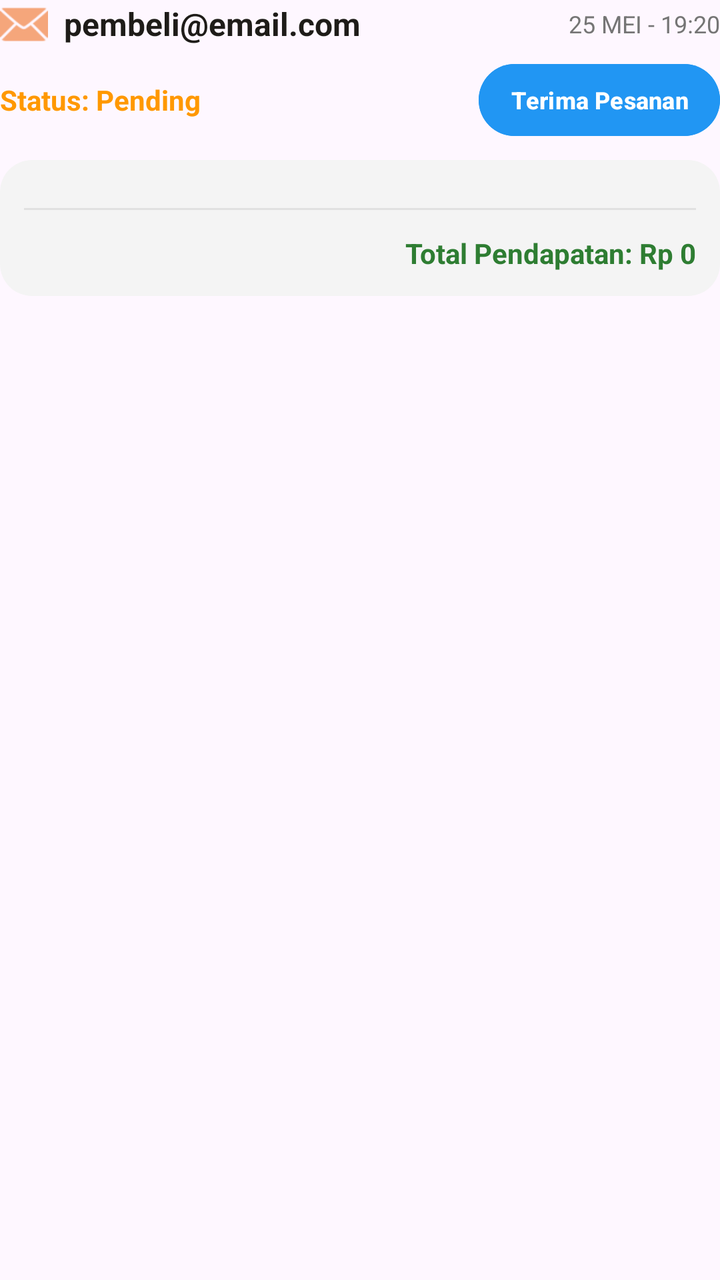
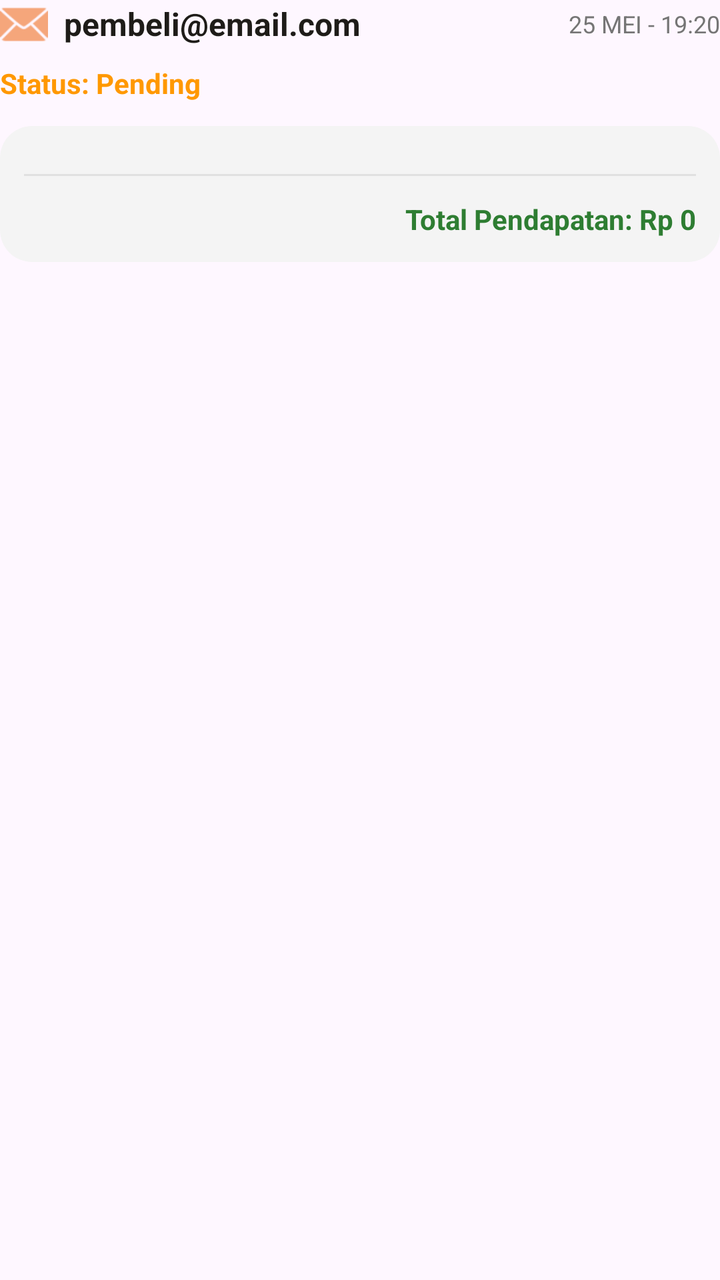

An Android layout rendered at two revisions. The XML below is the earlier revision; the diff shows what the commit changed to produce the second picture.
<!-- AndroidManifest.xml: application theme Theme.KueWeh -->
<!-- res/layout/item_admin_batch.xml -->
<?xml version="1.0" encoding="utf-8"?>
<LinearLayout xmlns:android="http://schemas.android.com/apk/res/android"
    android:layout_width="match_parent"
    android:layout_height="wrap_content"
    android:orientation="vertical"
    android:paddingBottom="24dp">

    <LinearLayout
        android:layout_width="match_parent"
        android:layout_height="wrap_content"
        android:orientation="horizontal"
        android:gravity="center_vertical"
        android:layout_marginBottom="8dp">

        <ImageView
            android:layout_width="24dp"
            android:layout_height="24dp"
            android:src="@android:drawable/ic_dialog_email"
            app:tint="#F5A67B"
            xmlns:app="http://schemas.android.com/apk/res-auto"/>

        <TextView
            android:id="@+id/tvAdminPembeliEmail"
            android:layout_width="0dp"
            android:layout_height="wrap_content"
            android:layout_weight="1"
            android:layout_marginStart="8dp"
            android:text="pembeli@email.com"
            android:textColor="#1E1C18"
            android:textSize="16sp"
            android:textStyle="bold" />

        <TextView
            android:id="@+id/tvAdminWaktuPesan"
            android:layout_width="wrap_content"
            android:layout_height="wrap_content"
            android:text="25 MEI - 19:20"
            android:textColor="#757575"
            android:textSize="12sp" />
    </LinearLayout>

    <LinearLayout
        android:layout_width="match_parent"
        android:layout_height="wrap_content"
        android:orientation="horizontal"
        android:gravity="center_vertical"
        android:layout_marginBottom="12dp">

        <TextView
            android:id="@+id/tvAdminStatusBatch"
            android:layout_width="0dp"
            android:layout_height="wrap_content"
            android:layout_weight="1"
            android:text="Status: Pending"
            android:textColor="#FF9800"
            android:textSize="14sp"
            android:textStyle="bold" />

        <Button
            android:id="@+id/btnAdminAksiPesanan"
            android:layout_width="wrap_content"
            android:layout_height="36dp"
            android:backgroundTint="#2196F3"
            android:text="Terima Pesanan"
            android:textColor="#FFFFFF"
            android:textSize="12sp"
            android:textStyle="bold"
            android:insetTop="0dp"
            android:insetBottom="0dp"
            android:paddingHorizontal="16dp"/>
    </LinearLayout>

    <LinearLayout
        android:layout_width="match_parent"
        android:layout_height="wrap_content"
        android:orientation="vertical"
        android:background="@drawable/bg_batch_gray"
        android:padding="12dp">

        <LinearLayout
            android:id="@+id/containerAdminItems"
            android:layout_width="match_parent"
            android:layout_height="wrap_content"
            android:orientation="vertical" />

        <View
            android:layout_width="match_parent"
            android:layout_height="1dp"
            android:background="#E0E0E0"
            android:layout_marginVertical="12dp"/>

        <TextView
            android:id="@+id/tvAdminTotalBatch"
            android:layout_width="match_parent"
            android:layout_height="wrap_content"
            android:text="Total Pendapatan: Rp 0"
            android:textColor="#2E7D32"
            android:textSize="14sp"
            android:textStyle="bold"
            android:gravity="end" />
    </LinearLayout>
</LinearLayout>
<!-- resources referenced by this layout -->
<resources>
  <!-- drawable bg_batch_gray (drawable) -->
  <?xml version="1.0" encoding="utf-8"?>
  <shape xmlns:android="http://schemas.android.com/apk/res/android">
      <solid android:color="#F4F4F4" /> <corners android:radius="16dp" />
  </shape>
  <style name="Theme.KueWeh" parent="Base.Theme.KueWeh" />
  <style name="Base.Theme.KueWeh" parent="Theme.Material3.DayNight.NoActionBar">
          
          
      </style>
</resources>

<!-- the commit's change to res/layout/item_admin_batch.xml (unified diff, before → after) -->
@@ -55,19 +55,6 @@
             android:textColor="#FF9800"
             android:textSize="14sp"
             android:textStyle="bold" />
-
-        <Button
-            android:id="@+id/btnAdminAksiPesanan"
-            android:layout_width="wrap_content"
-            android:layout_height="36dp"
-            android:backgroundTint="#2196F3"
-            android:text="Terima Pesanan"
-            android:textColor="#FFFFFF"
-            android:textSize="12sp"
-            android:textStyle="bold"
-            android:insetTop="0dp"
-            android:insetBottom="0dp"
-            android:paddingHorizontal="16dp"/>
     </LinearLayout>
 
     <LinearLayout
